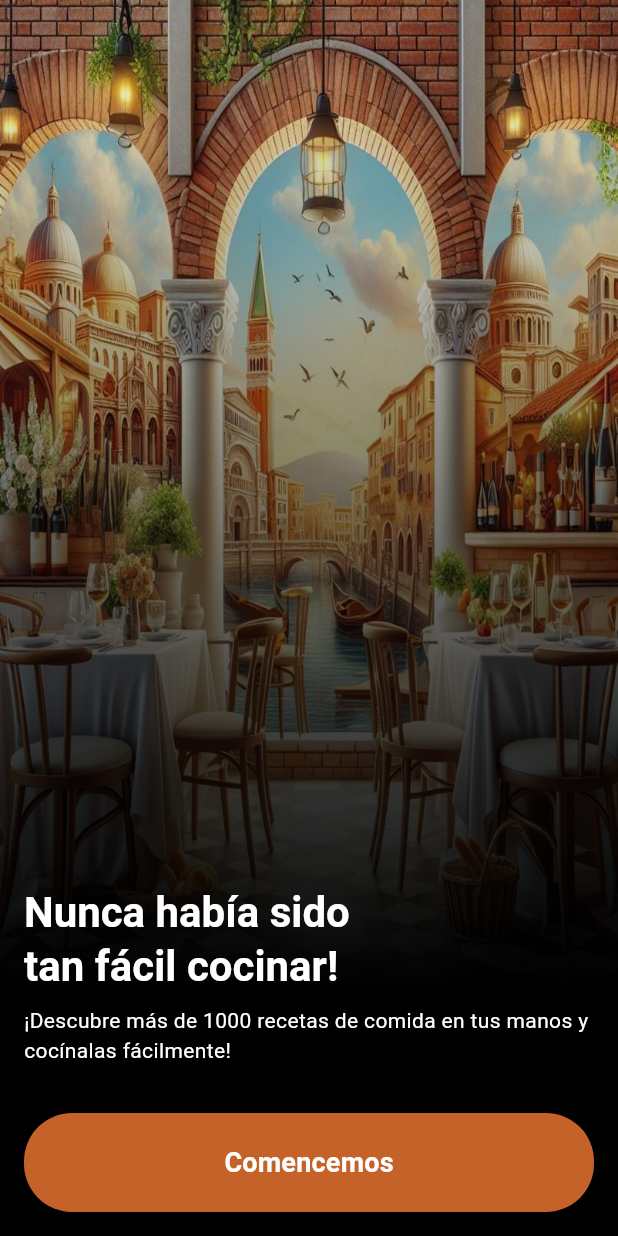
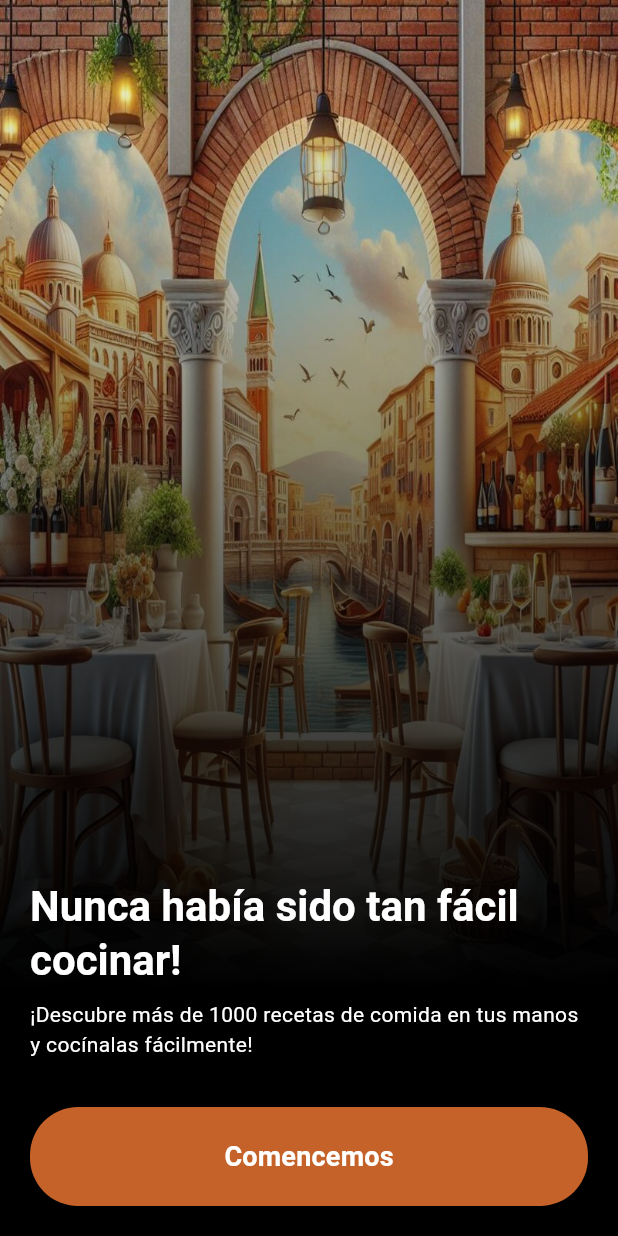
Before and after one commit to nicolasgonzalezq14/app_menurecetas, a Flutter app: the screen it shows after launch, on a phone screen of 412 x 824 dp. Run offline on Flutter 3.47's test engine with Material 3 defaults, Android fonts, the phone set to English and light mode, and no system bars; our stand-ins replace shimmer.

Commit message:
estilos
cambie un poco los estilos de la app

```diff
--- a/lib/View/Pages/Recipelist.dart
+++ b/lib/View/Pages/Recipelist.dart
@@ -33,7 +33,7 @@ class _RecipesListHomeState extends State<RecipesListHome> {
   @override
   Widget build(BuildContext context) {
     return Scaffold(
-      backgroundColor: Color(0xff264a52), // Color de fondo
+      backgroundColor: Color.fromARGB(255, 235, 183, 43), // Color de fondo
       appBar: AppBar(
         centerTitle: true,
         backgroundColor: Color(0x00f0d9d9), // Color de fondo de la barra de aplicación
--- a/lib/View/Pages/get_started_screen.dart
+++ b/lib/View/Pages/get_started_screen.dart
@@ -36,17 +36,17 @@ class GetStartedScreen extends StatelessWidget {
           ),
           Padding(
             padding: EdgeInsets.fromLTRB(
-              16,
-              MediaQuery.of(context).padding.top + 16,
-              16,
-              MediaQuery.of(context).padding.bottom + 16,
+              20,
+              MediaQuery.of(context).padding.top + 20,
+              20,
+              MediaQuery.of(context).padding.bottom + 20,
             ),
             child: Column(
               crossAxisAlignment: CrossAxisAlignment.start,
               children: [
                 const Spacer(),
                 Text(
-                  "Nunca había sido \ntan fácil cocinar!", // Texto de bienvenida
+                  "Nunca había sido tan fácil cocinar!", // Texto de bienvenida
                   style: Theme.of(context)
                       .textTheme
                       .headlineMedium
```
Also changed, not shown: lib/View/Pages/Details0fallrecipes.dart (+4 -4 lines).
